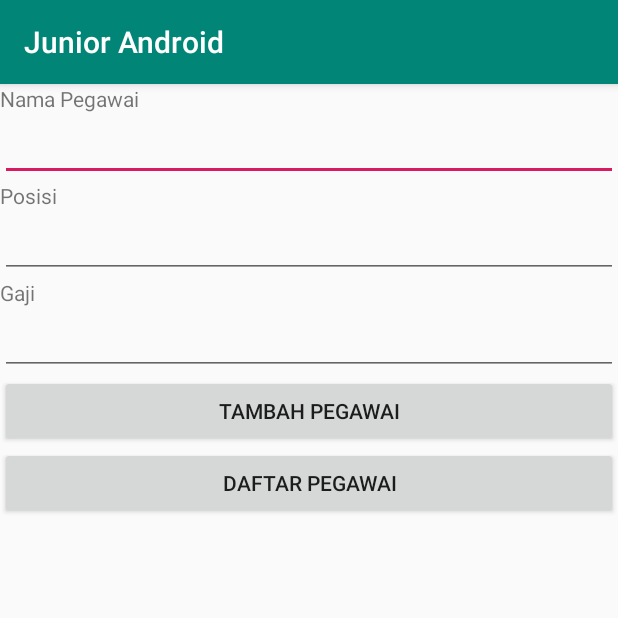
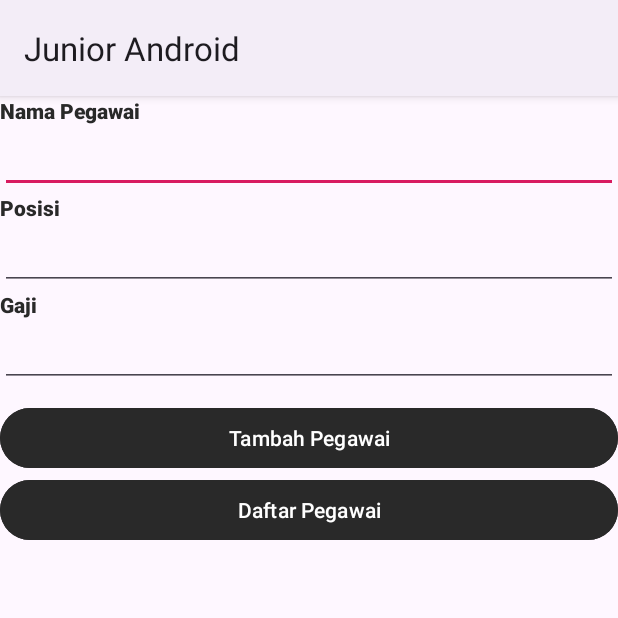
Before and after one commit to Sakadyk/Junior-Mobile-Programmer, an Android app: the PegawaiMainActivity screen opened directly, with no data from a screen before it, on a phone screen of 412 x 824 dp, the top half of it. Run offline under Robolectric (Android 15) with nearby library versions, the phone set to English and light mode, and no system bars.

Commit message:
final inshaAllah

```diff
--- a/app/build.gradle
+++ b/app/build.gradle
@@ -32,6 +32,7 @@ dependencies {
     testImplementation 'junit:junit:4.12'
     androidTestImplementation 'androidx.test:runner:1.2.0'
     androidTestImplementation 'androidx.test.espresso:espresso-core:3.2.0'
+    implementation 'com.google.android.material:material:1.9.0'
 
     //
     implementation 'com.synnapps:carouselview:0.1.4'
--- a/app/src/main/res/layout/activity_pegawai_main.xml
+++ b/app/src/main/res/layout/activity_pegawai_main.xml
@@ -11,7 +11,11 @@
     <TextView
         android:layout_width="wrap_content"
         android:layout_height="wrap_content"
-        android:text="Nama Pegawai" />
+        android:text="Nama Pegawai"
+        android:fontFamily="sans-serif-medium"
+        android:textColor="#292929"
+        android:textStyle="bold"/>
+
 
     <EditText
         android:layout_width="match_parent"
@@ -21,7 +25,10 @@
     <TextView
         android:layout_width="wrap_content"
         android:layout_height="wrap_content"
-        android:text="Posisi" />
+        android:text="Posisi"
+        android:fontFamily="sans-serif-medium"
+        android:textColor="#292929"
+        android:textStyle="bold"/>
 
     <EditText
         android:layout_width="match_parent"
@@ -31,7 +38,10 @@
     <TextView
         android:layout_width="wrap_content"
         android:layout_height="wrap_content"
-        android:text="Gaji" />
+        android:text="Gaji"
+        android:fontFamily="sans-serif-medium"
+        android:textColor="#292929"
+        android:textStyle="bold"/>
 
     <EditText
         android:layout_width="match_parent"
@@ -39,14 +49,17 @@
         android:id="@+id/editTextSalary" />
 
     <Button
+        android:layout_marginTop="10dp"
         android:layout_width="match_parent"
         android:layout_height="wrap_content"
         android:text="Tambah Pegawai"
-        android:id="@+id/buttonAdd" />
+        android:id="@+id/buttonAdd"
+        android:backgroundTint="#292929"/>
     <Button
         android:layout_width="match_parent"
         android:layout_height="wrap_content"
         android:text="Daftar Pegawai"
-        android:id="@+id/buttonView" />
+        android:id="@+id/buttonView"
+        android:backgroundTint="#292929"/>
 
 </LinearLayout>
--- a/app/src/main/res/values/styles.xml
+++ b/app/src/main/res/values/styles.xml
@@ -1,7 +1,7 @@
 <resources>
 
     <!-- Base application theme. -->
-    <style name="AppTheme" parent="Theme.AppCompat.Light.DarkActionBar">
+    <style name="AppTheme" parent="Theme.Material3.Light">
         <!-- Customize your theme here. -->
         <item name="colorPrimary">@color/colorPrimary</item>
         <item name="colorPrimaryDark">@color/colorPrimaryDark</item>
--- a/build.gradle
+++ b/build.gradle
@@ -18,6 +18,7 @@ allprojects {
     repositories {
         google()
         jcenter()
+        mavenCentral()
 
     }
 }
```
Also changed, not shown: app/src/main/res/layout/activity_gps.xml (+9 -1 lines), app/src/main/res/layout/activity_nama.xml (+6 -7 lines).
